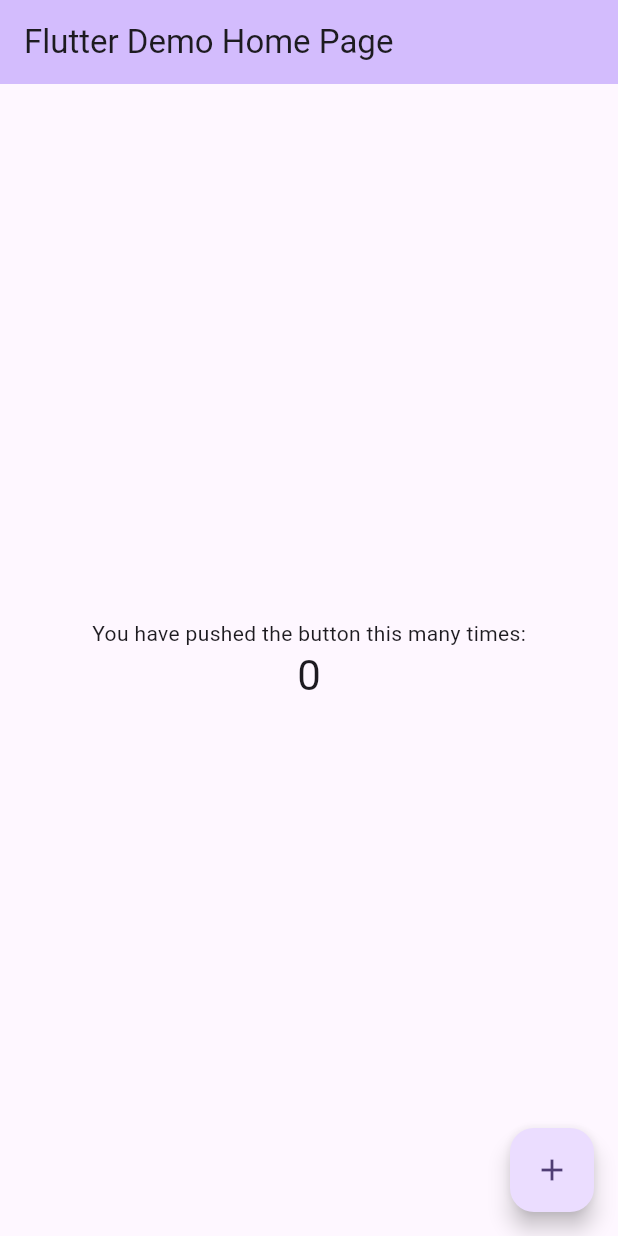
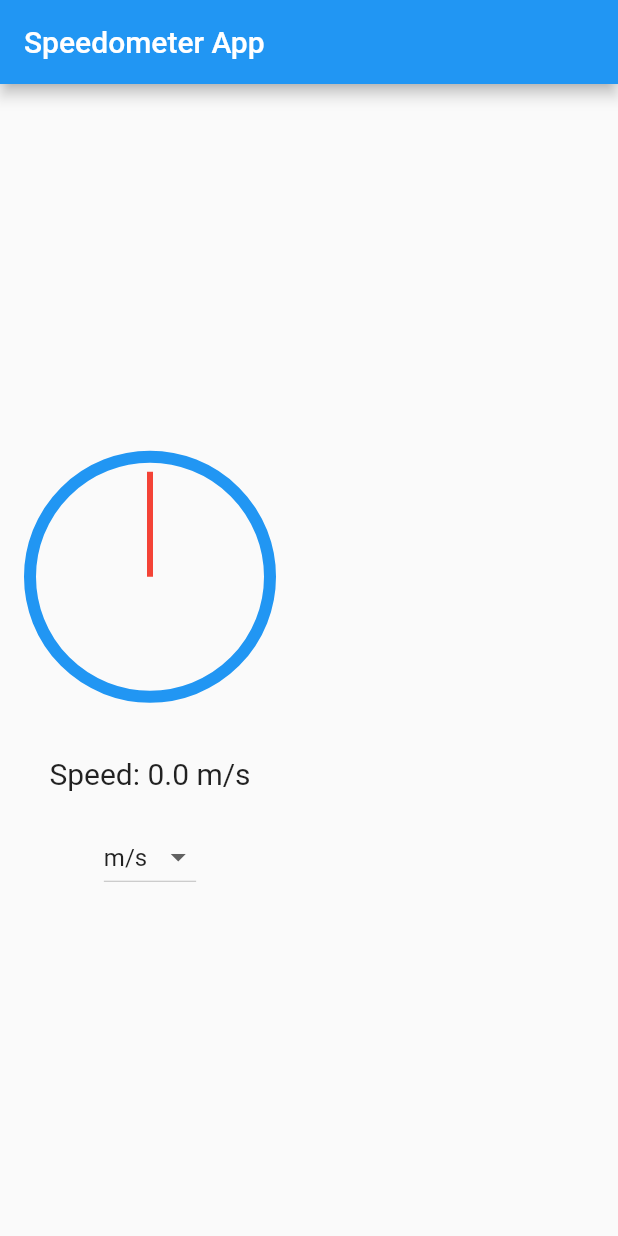
Before and after one commit to Akshar062/speedometer_app, a Flutter app: the screen it shows after launch, on a phone screen of 412 x 824 dp. Run offline on Flutter 3.47's test engine with Material 2 defaults, Android fonts, the light colour scheme and no system bars; our stand-ins replace location.

Commit message:
App with UI And Two Units

```diff
--- a/lib/main.dart
+++ b/lib/main.dart
@@ -1,125 +1,138 @@
 import 'package:flutter/material.dart';
+import 'package:location/location.dart';
+import 'dart:math';
 
-void main() {
-  runApp(const MyApp());
-}
+void main() => runApp(const MyApp());
 
 class MyApp extends StatelessWidget {
   const MyApp({super.key});
 
-  // This widget is the root of your application.
   @override
   Widget build(BuildContext context) {
     return MaterialApp(
-      title: 'Flutter Demo',
-      theme: ThemeData(
-        // This is the theme of your application.
-        //
-        // TRY THIS: Try running your application with "flutter run". You'll see
-        // the application has a blue toolbar. Then, without quitting the app,
-        // try changing the seedColor in the colorScheme below to Colors.green
-        // and then invoke "hot reload" (save your changes or press the "hot
-        // reload" button in a Flutter-supported IDE, or press "r" if you used
-        // the command line to start the app).
-        //
-        // Notice that the counter didn't reset back to zero; the application
-        // state is not lost during the reload. To reset the state, use hot
-        // restart instead.
-        //
-        // This works for code too, not just values: Most code changes can be
-        // tested with just a hot reload.
-        colorScheme: ColorScheme.fromSeed(seedColor: Colors.deepPurple),
-        useMaterial3: true,
-      ),
-      home: const MyHomePage(title: 'Flutter Demo Home Page'),
+      title: 'Speedometer App',
+      home: SpeedometerPage(),
     );
   }
 }
 
-class MyHomePage extends StatefulWidget {
-  const MyHomePage({super.key, required this.title});
+class SpeedometerPage extends StatefulWidget {
+  @override
+  _SpeedometerPageState createState() => _SpeedometerPageState();
+}
 
-  // This widget is the home page of your application. It is stateful, meaning
-  // that it has a State object (defined below) that contains fields that affect
-  // how it looks.
-
-  // This class is the configuration for the state. It holds the values (in this
-  // case the title) provided by the parent (in this case the App widget) and
-  // used by the build method of the State. Fields in a Widget subclass are
-  // always marked "final".
-
-  final String title;
+class _SpeedometerPageState extends State<SpeedometerPage> {
+  Location location = Location();
+  double? _speed;
+  String _selectedSpeedUnit = 'm/s';
 
   @override
-  State<MyHomePage> createState() => _MyHomePageState();
+  void initState() {
+    super.initState();
+    _checkLocationPermission();
   }
 
-class _MyHomePageState extends State<MyHomePage> {
-  int _counter = 0;
+  Future<void> _checkLocationPermission() async {
+    if (await location.hasPermission() != true) {
+      await location.requestPermission();
+    }
+    _getLocation();
+  }
 
-  void _incrementCounter() {
+  void _getLocation() {
+    location.onLocationChanged.listen((LocationData currentLocation) {
       setState(() {
-      // This call to setState tells the Flutter framework that something has
-      // changed in this State, which causes it to rerun the build method below
-      // so that the display can reflect the updated values. If we changed
-      // _counter without calling setState(), then the build method would not be
-      // called again, and so nothing would appear to happen.
-      _counter++;
+        _speed = currentLocation.speed;
       });
+    });
+  }
+
+  void _changeSpeedUnit(String? unit) {
+    if (unit != null) {
+      setState(() {
+        _selectedSpeedUnit = unit;
+      });
+    }
   }
 
   @override
   Widget build(BuildContext context) {
-    // This method is rerun every time setState is called, for instance as done
-    // by the _incrementCounter method above.
-    //
-    // The Flutter framework has been optimized to make rerunning build methods
-    // fast, so that you can just rebuild anything that needs updating rather
-    // than having to individually change instances of widgets.
     return Scaffold(
       appBar: AppBar(
-        // TRY THIS: Try changing the color here to a specific color (to
-        // Colors.amber, perhaps?) and trigger a hot reload to see the AppBar
-        // change color while the other colors stay the same.
-        backgroundColor: Theme.of(context).colorScheme.inversePrimary,
-        // Here we take the value from the MyHomePage object that was created by
-        // the App.build method, and use it to set our appbar title.
-        title: Text(widget.title),
+        title: const Text('Speedometer App'),
       ),
-      body: Center(
-        // Center is a layout widget. It takes a single child and positions it
-        // in the middle of the parent.
-        child: Column(
-          // Column is also a layout widget. It takes a list of children and
-          // arranges them vertically. By default, it sizes itself to fit its
-          // children horizontally, and tries to be as tall as its parent.
-          //
-          // Column has various properties to control how it sizes itself and
-          // how it positions its children. Here we use mainAxisAlignment to
-          // center the children vertically; the main axis here is the vertical
-          // axis because Columns are vertical (the cross axis would be
-          // horizontal).
-          //
-          // TRY THIS: Invoke "debug painting" (choose the "Toggle Debug Paint"
-          // action in the IDE, or press "p" in the console), to see the
-          // wireframe for each widget.
+      body: Column(
         mainAxisAlignment: MainAxisAlignment.center,
-          children: <Widget>[
-            const Text(
-              'You have pushed the button this many times:',
+        children: [
+          CustomPaint(
+            painter: SpeedometerPainter(_speed ?? 0, _selectedSpeedUnit),
+            size: const Size(200, 200),
           ),
+          const SizedBox(height: 20),
           Text(
-              '$_counter',
-              style: Theme.of(context).textTheme.headlineMedium,
+            'Speed: ${_speed ?? 0} $_selectedSpeedUnit',
+            style: const TextStyle(fontSize: 20),
+          ),
+          const SizedBox(height: 20),
+          DropdownButton<String>(
+            value: _selectedSpeedUnit,
+            onChanged: _changeSpeedUnit,
+            items: ['m/s', 'km/h'].map((unit) {
+              return DropdownMenuItem<String>(
+                value: unit,
+                child: Text(unit),
+              );
+            }).toList(),
           ),
         ],
       ),
-      ),
-      floatingActionButton: FloatingActionButton(
-        onPressed: _incrementCounter,
-        tooltip: 'Increment',
-        child: const Icon(Icons.add),
-      ), // This trailing comma makes auto-formatting nicer for build methods.
     );
   }
 }
+
+class SpeedometerPainter extends CustomPainter {
+  final double speed;
+  final String speedUnit;
+
+  SpeedometerPainter(this.speed, this.speedUnit);
+
+  double degreesToRadians(double degrees) {
+    return degrees * (pi / 180.0);
+  }
+
+  @override
+  void paint(Canvas canvas, Size size) {
+    final Paint circlePaint = Paint()
+      ..color = Colors.blue
+      ..strokeWidth = 8.0
+      ..style = PaintingStyle.stroke;
+
+    final Paint arrowPaint = Paint()
+      ..color = Colors.red
+      ..strokeWidth = 4.0
+      ..style = PaintingStyle.stroke;
+
+    final double centerX = size.width / 2;
+    final double centerY = size.height / 2;
+    final double radius = min(centerX, centerY) - 20;
+
+    // Draw the speedometer circle
+    canvas.drawCircle(Offset(centerX, centerY), radius, circlePaint);
+
+    // Calculate the angle based on the speed
+    final double maxSpeed = 20.0; // Adjust this based on your maximum expected speed
+    final double angle = (speed / maxSpeed) * 180.0;
+
+    // Draw the arrow
+    final double arrowLength = radius - 10;
+    final double arrowX = centerX + arrowLength * cos(degreesToRadians(-90 + angle));
+    final double arrowY = centerY + arrowLength * sin(degreesToRadians(-90 + angle));
+
+    canvas.drawLine(Offset(centerX, centerY), Offset(arrowX, arrowY), arrowPaint);
+  }
+
+  @override
+  bool shouldRepaint(CustomPainter oldDelegate) {
+    return false;
+  }
+}
--- a/pubspec.yaml
+++ b/pubspec.yaml
@@ -30,7 +30,8 @@ environment:
 dependencies:
   flutter:
     sdk: flutter
-
+  location: ^4.3.0
+  speedometer: ^1.0.1
 
   # The following adds the Cupertino Icons font to your application.
   # Use with the CupertinoIcons class for iOS style icons.
```
Also changed, not shown: 1 other file. Lines whose indentation alone changed are shown as unchanged.
